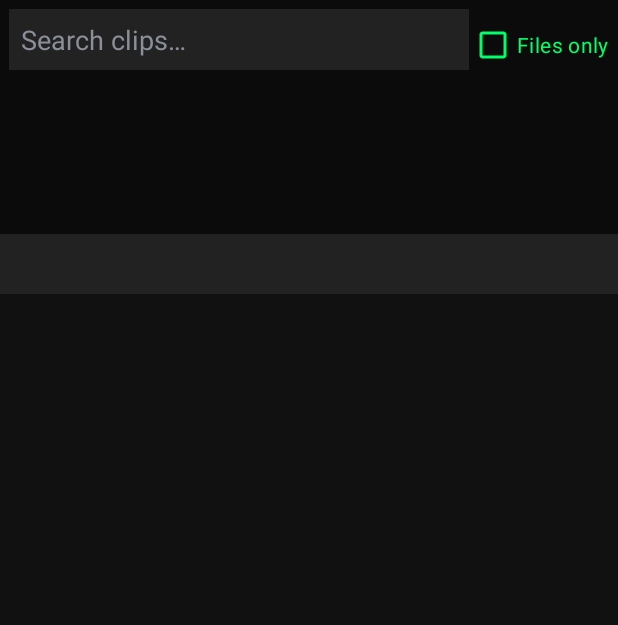
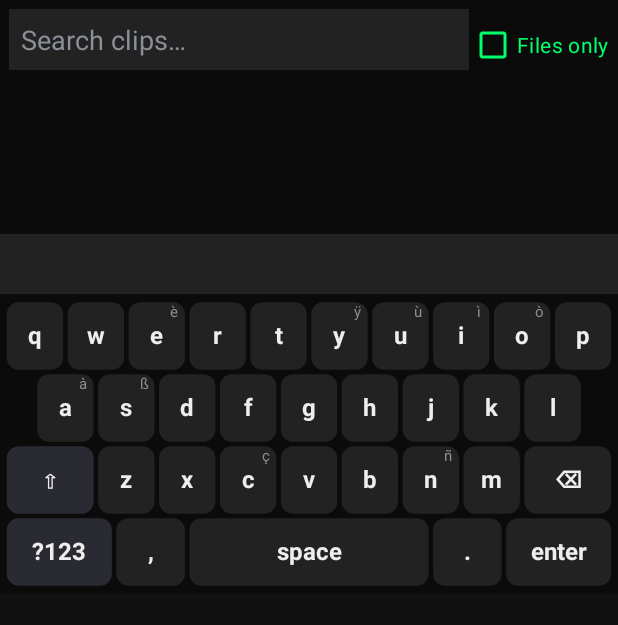
Before and after one commit to johnshorttn/nullkey-ai-android, an Android app: the layout keyboard.xml on its own in the app's theme, with its tools: preview values and no code run, on a phone screen of 412 x 824 dp. Shown: the top 625 px of the screen. Run offline under Robolectric (Android 15) with nearby library versions, the phone set to English and light mode, and no system bars.

Commit message:
keyboard: render custom keys and keep KeyboardView fallback
Draw the engine on a custom view, make it the default IME renderer, and
leave the legacy KeyboardView available via an app toggle while the
engine is developed.

Co-authored-by: johnshorttn <johnshorttn@users.noreply.github.com>

```diff
--- /dev/null
+++ b/app/src/main/java/com/nullverse/nullkeyai/ime/engine/KeyboardRenderer.kt
@@ -0,0 +1,106 @@
+package com.nullverse.nullkeyai.ime.engine
+
+import android.content.Context
+import android.graphics.Canvas
+import android.graphics.Paint
+import android.graphics.RectF
+import android.graphics.Typeface
+import androidx.core.content.ContextCompat
+import com.nullverse.nullkeyai.R
+
+data class KeyboardTheme(
+    val backgroundColor: Int,
+    val keyColor: Int,
+    val keyPressedColor: Int,
+    val modifierColor: Int,
+    val modifierActiveColor: Int,
+    val labelColor: Int,
+    val hintColor: Int,
+    val pressedStrokeColor: Int,
+    val cornerRadiusPx: Float,
+    val labelTextSizePx: Float,
+    val hintTextSizePx: Float,
+    val strokeWidthPx: Float,
+) {
+    companion object {
+        fun from(context: Context, orientation: LayoutOrientation): KeyboardTheme {
+            val density = context.resources.displayMetrics.density
+            val scaled = context.resources.displayMetrics.scaledDensity
+            val labelSp = if (orientation == LayoutOrientation.LANDSCAPE) 14f else 16f
+            return KeyboardTheme(
+                backgroundColor = ContextCompat.getColor(context, R.color.kb_background),
+                keyColor = ContextCompat.getColor(context, R.color.kb_key),
+                keyPressedColor = ContextCompat.getColor(context, R.color.kb_key_pressed),
+                modifierColor = ContextCompat.getColor(context, R.color.kb_key_modifier),
+                modifierActiveColor = ContextCompat.getColor(context, R.color.kb_key_modifier_active),
+                labelColor = ContextCompat.getColor(context, R.color.kb_label),
+                hintColor = ContextCompat.getColor(context, R.color.kb_label_hint),
+                pressedStrokeColor = ContextCompat.getColor(context, R.color.kb_key_stroke_pressed),
+                cornerRadiusPx = 8f * density,
+                labelTextSizePx = labelSp * scaled,
+                hintTextSizePx = 10f * scaled,
+                strokeWidthPx = 1.5f * density,
+            )
+        }
+    }
+}
+
+/**
+ * Draws placed keys onto a [Canvas]. Kept separate from touch handling so the
+ * renderer can evolve (themes, animations) without changing hit-testing.
+ */
+class KeyboardRenderer {
+    private val fillPaint = Paint(Paint.ANTI_ALIAS_FLAG).apply { style = Paint.Style.FILL }
+    private val strokePaint = Paint(Paint.ANTI_ALIAS_FLAG).apply { style = Paint.Style.STROKE }
+    private val labelPaint = Paint(Paint.ANTI_ALIAS_FLAG).apply {
+        textAlign = Paint.Align.CENTER
+        typeface = Typeface.DEFAULT_BOLD
+    }
+    private val hintPaint = Paint(Paint.ANTI_ALIAS_FLAG).apply {
+        textAlign = Paint.Align.CENTER
+        typeface = Typeface.DEFAULT
+    }
+    private val rect = RectF()
+
+    fun draw(
+        canvas: Canvas,
+        theme: KeyboardTheme,
+        controller: KeyboardController,
+    ) {
+        canvas.drawColor(theme.backgroundColor)
+        strokePaint.strokeWidth = theme.strokeWidthPx
+        labelPaint.textSize = theme.labelTextSizePx
+        hintPaint.textSize = theme.hintTextSizePx
+        hintPaint.color = theme.hintColor
+        val geometry = controller.geometry
+        for (key in geometry.placedKeys) {
+            val pressed = controller.isPressed(key)
+            val modifierActive = controller.isModifierActive(key)
+            fillPaint.color = when {
+                pressed -> theme.keyPressedColor
+                modifierActive -> theme.modifierActiveColor
+                key.spec.isModifier -> theme.modifierColor
+                else -> theme.keyColor
+            }
+            rect.set(key.visual.left, key.visual.top, key.visual.right, key.visual.bottom)
+            canvas.drawRoundRect(rect, theme.cornerRadiusPx, theme.cornerRadiusPx, fillPaint)
+            if (pressed || modifierActive) {
+                strokePaint.color = theme.pressedStrokeColor
+                canvas.drawRoundRect(rect, theme.cornerRadiusPx, theme.cornerRadiusPx, strokePaint)
+            }
+            val label = controller.labelFor(key)
+            labelPaint.color = theme.labelColor
+            val textY = key.visual.centerY - (labelPaint.descent() + labelPaint.ascent()) / 2f
+            canvas.drawText(label, key.visual.centerX, textY, labelPaint)
+            val popup = key.spec.popupCharacters
+            if (popup.isNotEmpty()) {
+                canvas.drawText(
+                    popup.first().toString(),
+                    key.visual.right - theme.hintTextSizePx * 0.7f,
+                    key.visual.top + theme.hintTextSizePx,
+                    hintPaint,
+                )
+            }
+        }
+    }
+}
--- /dev/null
+++ b/app/src/main/java/com/nullverse/nullkeyai/ime/engine/NullKeyKeyboardView.kt
@@ -0,0 +1,152 @@
+package com.nullverse.nullkeyai.ime.engine
+
+import android.content.Context
+import android.content.res.Configuration
+import android.graphics.Canvas
+import android.os.SystemClock
+import android.util.AttributeSet
+import android.view.MotionEvent
+import android.view.View
+import androidx.annotation.VisibleForTesting
+
+/**
+ * Custom keyboard surface: renders [KeyboardGeometry] and feeds pointer events
+ * into [KeyboardController]. No dependency on the legacy Keyboard/KeyboardView
+ * APIs.
+ */
+class NullKeyKeyboardView @JvmOverloads constructor(
+    context: Context,
+    attrs: AttributeSet? = null,
+    defStyleAttr: Int = 0,
+) : View(context, attrs, defStyleAttr) {
+
+    interface Listener {
+        fun onKey(code: Int)
+        fun onLongPress(code: Int, popupCharacters: String) {}
+    }
+
+    var listener: Listener? = null
+
+    private val viewScheduler = object : TaskScheduler {
+        override fun nowMs(): Long = SystemClock.uptimeMillis()
+        override fun schedule(delayMs: Long, action: () -> Unit): Cancellable {
+            val runnable = Runnable { action() }
+            postDelayed(runnable, delayMs)
+            return Cancellable { removeCallbacks(runnable) }
+        }
+    }
+
+    private val renderer = KeyboardRenderer()
+    private var theme: KeyboardTheme = KeyboardTheme.from(context, currentOrientation())
+
+    @VisibleForTesting
+    internal val controller: KeyboardController = KeyboardController(
+        scheduler = viewScheduler,
+        host = object : KeyboardController.Host {
+            override fun requestRedraw() {
+                postInvalidateOnAnimation()
+            }
+
+            override fun onKey(code: Int) {
+                listener?.onKey(code)
+            }
+
+            override fun onLongPress(code: Int, popupCharacters: String) {
+                listener?.onLongPress(code, popupCharacters)
+            }
+        },
+    )
+
+    init {
+        isClickable = true
+        isFocusable = false
+        contentDescription = context.getString(com.nullverse.nullkeyai.R.string.ime_label)
+    }
+
+    override fun onMeasure(widthMeasureSpec: Int, heightMeasureSpec: Int) {
+        val width = resolveSize(suggestedMinimumWidth, widthMeasureSpec)
+        val orientation = currentOrientation()
+        val spec = DefaultKeyboardLayoutProvider().spec(controller.modifiers.layer, orientation)
+        val preferred = preferredKeyboardHeightPx(resources.displayMetrics.density, orientation, spec.rows.size)
+        val heightMode = MeasureSpec.getMode(heightMeasureSpec)
+        val heightSize = MeasureSpec.getSize(heightMeasureSpec)
+        val height = when (heightMode) {
+            MeasureSpec.EXACTLY -> heightSize
+            MeasureSpec.AT_MOST -> preferred.coerceAtMost(heightSize)
+            else -> preferred
+        }
+        setMeasuredDimension(width.coerceAtLeast(1), height.coerceAtLeast(1))
+    }
+
+    override fun onSizeChanged(w: Int, h: Int, oldw: Int, oldh: Int) {
+        super.onSizeChanged(w, h, oldw, oldh)
+        applySize(w, h)
+    }
+
+    override fun onConfigurationChanged(newConfig: Configuration?) {
+        super.onConfigurationChanged(newConfig)
+        requestLayout()
+    }
+
+    override fun onDraw(canvas: Canvas) {
+        super.onDraw(canvas)
+        renderer.draw(canvas, theme, controller)
+    }
+
+    override fun onTouchEvent(event: MotionEvent): Boolean {
+        when (event.actionMasked) {
+            MotionEvent.ACTION_DOWN,
+            MotionEvent.ACTION_POINTER_DOWN -> {
+                val index = event.actionIndex
+                controller.down(event.getPointerId(index), event.getX(index), event.getY(index))
+            }
+            MotionEvent.ACTION_MOVE -> {
+                val pointerId = controller.touch.activePointerId
+                if (pointerId != null) {
+                    val index = event.findPointerIndex(pointerId)
+                    if (index >= 0) {
+                        controller.move(pointerId, event.getX(index), event.getY(index))
+                    }
+                }
+            }
+            MotionEvent.ACTION_UP,
+            MotionEvent.ACTION_POINTER_UP -> {
+                val index = event.actionIndex
+                controller.up(event.getPointerId(index), event.getX(index), event.getY(index))
+            }
+            MotionEvent.ACTION_CANCEL -> controller.cancel()
+            else -> return super.onTouchEvent(event)
+        }
+        return true
+    }
+
+    fun resetEngine() {
+        controller.reset()
+    }
+
+    @VisibleForTesting
+    internal fun keyWithLabel(label: String): PlacedKey =
+        controller.geometry.placedKeys.first { it.spec.label.equals(label, ignoreCase = true) }
+
+    private fun applySize(width: Int, height: Int) {
+        val density = resources.displayMetrics.density
+        val orientation = currentOrientation()
+        theme = KeyboardTheme.from(context, orientation)
+        controller.resize(
+            widthPx = width.toFloat(),
+            heightPx = height.toFloat(),
+            orientation = orientation,
+            paddingHorizontalPx = keyboardPaddingHorizontalPx(density),
+            paddingVerticalPx = keyboardPaddingVerticalPx(density),
+            gapPx = keyboardGapPx(density, orientation),
+        )
+    }
+
+    private fun currentOrientation(): LayoutOrientation {
+        return if (resources.configuration.orientation == Configuration.ORIENTATION_LANDSCAPE) {
+            LayoutOrientation.LANDSCAPE
+        } else {
+            LayoutOrientation.PORTRAIT
+        }
+    }
+}
--- a/app/src/main/res/layout/keyboard.xml
+++ b/app/src/main/res/layout/keyboard.xml
@@ -74,12 +74,23 @@
             android:textSize="15sp" />
     </LinearLayout>
 
-    <android.inputmethodservice.KeyboardView
-        android:id="@+id/keyboard_view"
+    <FrameLayout
         android:layout_width="match_parent"
-        android:layout_height="wrap_content"
-        android:background="@color/kb_background"
-        android:keyBackground="@color/kb_key"
-        android:keyTextColor="@color/neon" />
+        android:layout_height="wrap_content">
+
+        <com.nullverse.nullkeyai.ime.engine.NullKeyKeyboardView
+            android:id="@+id/keyboard_engine_view"
+            android:layout_width="match_parent"
+            android:layout_height="wrap_content" />
+
+        <android.inputmethodservice.KeyboardView
+            android:id="@+id/keyboard_view"
+            android:layout_width="match_parent"
+            android:layout_height="wrap_content"
+            android:background="@color/kb_background"
+            android:keyBackground="@color/kb_key"
+            android:keyTextColor="@color/neon"
+            android:visibility="gone" />
+    </FrameLayout>
 
 </LinearLayout>
--- a/app/src/main/res/values/colors.xml
+++ b/app/src/main/res/values/colors.xml
@@ -8,6 +8,12 @@
 
     <color name="kb_background">#0B0B0B</color>
     <color name="kb_key">#222222</color>
+    <color name="kb_key_pressed">#3A3A3A</color>
+    <color name="kb_key_modifier">#2A2A32</color>
+    <color name="kb_key_modifier_active">#1A3D2A</color>
+    <color name="kb_key_stroke_pressed">#00FF6A</color>
+    <color name="kb_label">#EEEEEE</color>
+    <color name="kb_label_hint">#8A8F98</color>
 
     <color name="black">#000000</color>
     <color name="white">#FFFFFF</color>
--- a/app/src/main/res/values/strings.xml
+++ b/app/src/main/res/values/strings.xml
@@ -7,6 +7,7 @@
 
     <string name="enable_keyboard">Enable keyboard</string>
     <string name="switch_keyboard">Switch keyboard</string>
+    <string name="use_custom_keyboard_engine">Custom keyboard engine</string>
     <string name="start_monitor">Start monitor</string>
     <string name="stop_monitor">Stop monitor</string>
     <string name="capture_clip">Capture clip</string>
```
Also changed, not shown: app/src/main/java/com/nullverse/nullkeyai/ime/NullKeyImeService.kt (+53 -10 lines), app/src/main/java/com/nullverse/nullkeyai/ime/engine/KeyboardEnginePreferences.kt (added, +22 -0 lines), app/src/main/java/com/nullverse/nullkeyai/ui/MainActivity.kt (+7 -0 lines), app/src/main/res/layout/activity_main.xml (+9 -0 lines), 2 other files.
